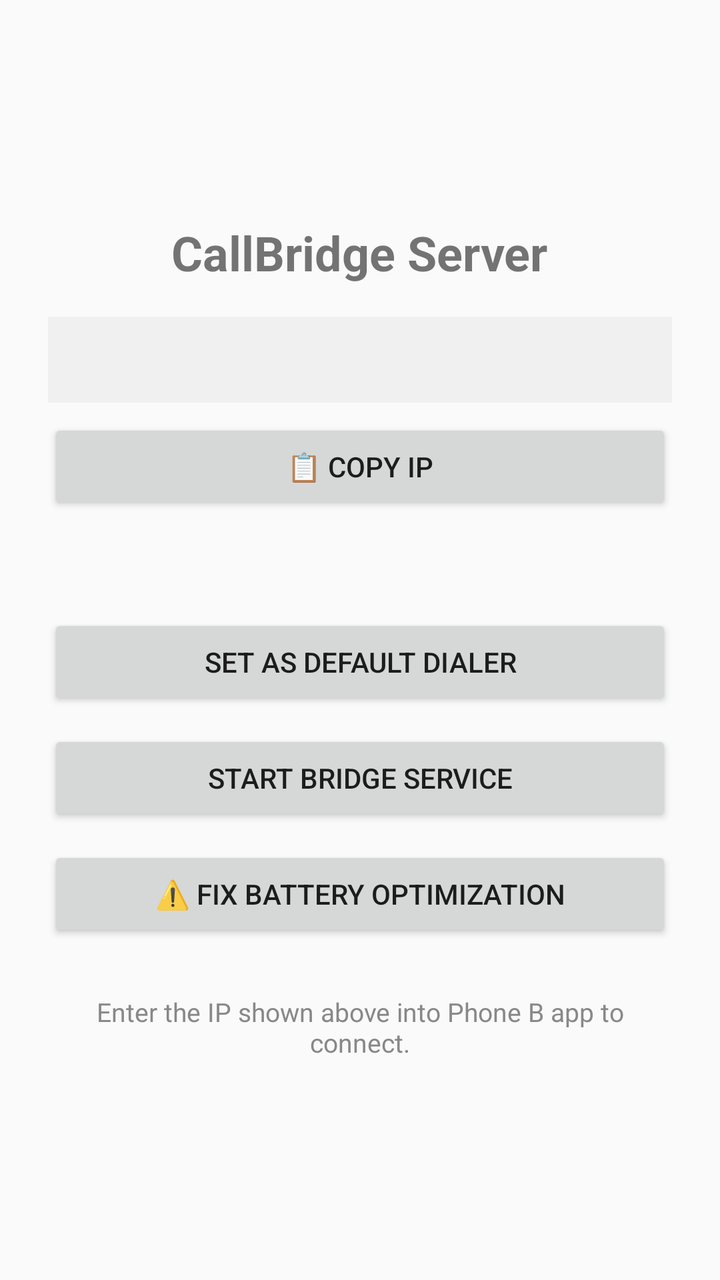
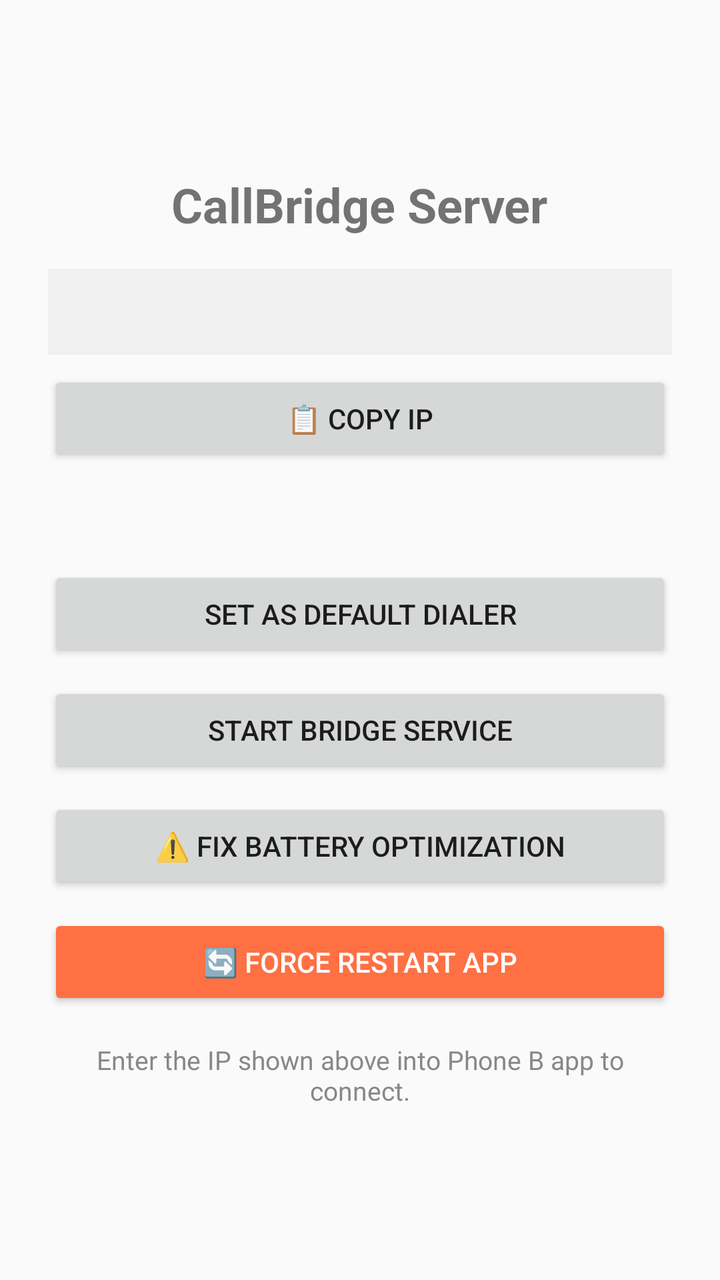

Before-and-after screenshots of an Android layout around one commit, followed by the original layout XML and the change that was made.
<!-- AndroidManifest.xml: application theme AppTheme -->
<!-- res/layout/activity_main.xml -->
<?xml version="1.0" encoding="utf-8"?>
<LinearLayout xmlns:android="http://schemas.android.com/apk/res/android"
    android:layout_width="match_parent"
    android:layout_height="match_parent"
    android:orientation="vertical"
    android:padding="24dp"
    android:gravity="center">

    <TextView
        android:text="CallBridge Server"
        android:layout_width="wrap_content"
        android:layout_height="wrap_content"
        android:textSize="24sp"
        android:textStyle="bold"
        android:layout_marginBottom="16dp" />

    <TextView
        android:id="@+id/tvIp"
        android:layout_width="match_parent"
        android:layout_height="wrap_content"
        android:textSize="14sp"
        android:padding="12dp"
        android:background="#F0F0F0"
        android:fontFamily="monospace"
        android:layout_marginBottom="8dp" />

    <Button
        android:id="@+id/btnCopyIp"
        android:layout_width="match_parent"
        android:layout_height="wrap_content"
        android:text="📋 Copy IP"
        android:layout_marginBottom="12dp" />

    <TextView
        android:id="@+id/tvStatus"
        android:layout_width="match_parent"
        android:layout_height="wrap_content"
        android:textSize="16sp"
        android:layout_marginBottom="16dp"
        android:gravity="center" />

    <Button
        android:id="@+id/btnSetDialer"
        android:layout_width="match_parent"
        android:layout_height="wrap_content"
        android:text="Set as Default Dialer"
        android:layout_marginBottom="10dp" />

    <Button
        android:id="@+id/btnStartService"
        android:layout_width="match_parent"
        android:layout_height="wrap_content"
        android:text="Start Bridge Service"
        android:layout_marginBottom="10dp" />

    <Button
        android:id="@+id/btnBatteryFix"
        android:layout_width="match_parent"
        android:layout_height="wrap_content"
        android:text="⚠️ Fix Battery Optimization"
        android:layout_marginBottom="10dp" />

    <TextView
        android:layout_width="match_parent"
        android:layout_height="wrap_content"
        android:text="Enter the IP shown above into Phone B app to connect."
        android:textSize="13sp"
        android:layout_marginTop="16dp"
        android:gravity="center"
        android:textColor="#888888" />

</LinearLayout>
<!-- resources referenced by this layout -->
<resources>
  <style name="AppTheme" parent="Theme.AppCompat.Light.DarkActionBar">
          <item name="colorPrimary">#1976D2</item>
          <item name="colorPrimaryDark">#1565C0</item>
          <item name="colorAccent">#FF5722</item>
      </style>
</resources>

<!-- the commit's change to res/layout/activity_main.xml (unified diff, before → after) -->
@@ -60,6 +60,15 @@
         android:text="⚠️ Fix Battery Optimization"
         android:layout_marginBottom="10dp" />
 
+    
+    <Button
+        android:id="@+id/btnRestartApp"
+        android:layout_width="match_parent"
+        android:layout_height="wrap_content"
+        android:text="🔄 Force Restart App"
+        android:backgroundTint="#FF7043"
+        android:textColor="#FFFFFF" />
+
     <TextView
         android:layout_width="match_parent"
         android:layout_height="wrap_content"
